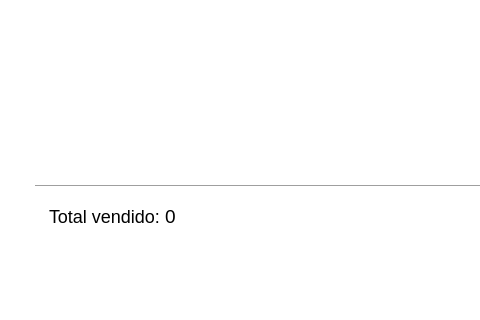
First picture: the form in ui/CierreDeCaja.ui, repository Moises024/sistema_de_caja, before the edit; both pictures show x 185 to 665 and y 254 to 574 of the 1123 by 574 pixel window.
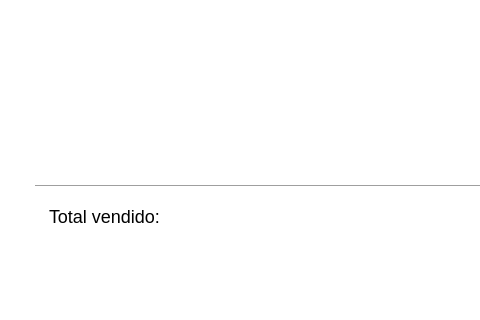
Second picture: the form after the edit. Icons and pictures are not drawn.

```diff
--- a/ui/CierreDeCaja.ui
+++ b/ui/CierreDeCaja.ui
@@ -132,7 +132,7 @@
     <rect>
      <x>350</x>
      <y>450</y>
-     <width>71</width>
+     <width>151</width>
      <height>41</height>
     </rect>
    </property>
@@ -145,7 +145,7 @@
     <string notr="true">background-color:transparent;</string>
    </property>
    <property name="text">
-    <string>0</string>
+    <string/>
    </property>
   </widget>
  </widget>
```
